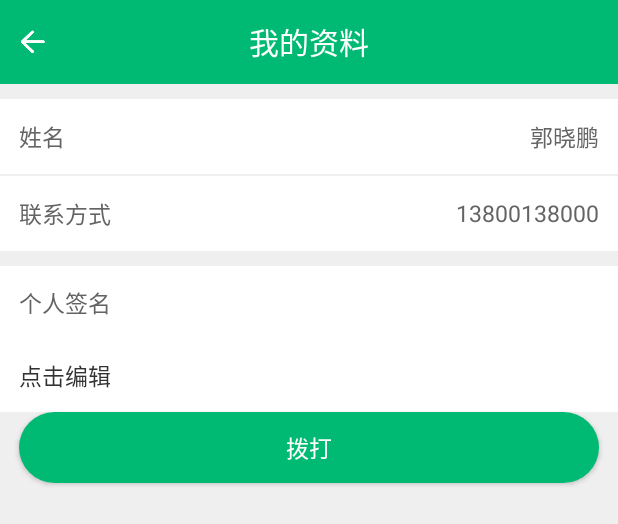
After one commit to guoxiaopeng875/maintech, an Android app: the layout activity_mineinfo.xml on its own in the app's theme, with its tools: preview values and no code run, on a phone screen of 412 x 824 dp. The commit adds this screen. Shown: the top 524 px of the screen. Run offline under Robolectric (Android 15) with nearby library versions, the phone set to English and light mode, and no system bars.

Commit message:
我的资料

```diff
--- a/app/src/main/AndroidManifest.xml
+++ b/app/src/main/AndroidManifest.xml
@@ -59,6 +59,10 @@
             android:name=".ui.activity.Contacts"
             android:configChanges="keyboardHidden|orientation"
             android:screenOrientation="portrait" />
+        <activity
+            android:name=".ui.activity.MineInfo"
+            android:configChanges="keyboardHidden|orientation"
+            android:screenOrientation="portrait" />
 
         <activity
             android:name=".ui.activity.PendingItems"
--- a/app/src/main/java/com/xmkj/md/ui/activity/Contacts.java
+++ b/app/src/main/java/com/xmkj/md/ui/activity/Contacts.java
@@ -69,7 +69,7 @@ public class Contacts extends BaseActivity {
 
     }
 
-    @OnClick(R.id.ib_back_about)
+    @OnClick(R.id.ib_back_contacts)
     public void onViewClicked() {
         finish();
     }
--- /dev/null
+++ b/app/src/main/java/com/xmkj/md/ui/activity/MineInfo.java
@@ -0,0 +1,30 @@
+package com.xmkj.md.ui.activity;
+
+import com.xmkj.md.R;
+import com.xmkj.md.base.BaseActivity;
+
+/**
+ * Created by 晴天 on 2018/6/23.
+ */
+
+public class MineInfo extends BaseActivity {
+    @Override
+    protected int getLayoutId() {
+        return R.layout.activity_mineinfo;
+    }
+
+    @Override
+    public void initView() {
+
+    }
+
+    @Override
+    public void initData() {
+
+    }
+
+    @Override
+    public void setListener() {
+
+    }
+}
--- a/app/src/main/java/com/xmkj/md/ui/fragment/Home.java
+++ b/app/src/main/java/com/xmkj/md/ui/fragment/Home.java
@@ -13,6 +13,7 @@ import com.xmkj.md.R;
 import com.xmkj.md.base.BaseFragment;
 import com.xmkj.md.model.HomeListBean;
 import com.xmkj.md.ui.activity.Contacts;
+import com.xmkj.md.ui.activity.MineInfo;
 import com.xmkj.md.ui.adapter.HomeAdapter;
 import com.xmkj.md.utils.AppUtils;
 import com.xmkj.md.utils.ToastUtils;
@@ -85,6 +86,7 @@ public class Home extends BaseFragment {
                 break;
             case R.id.rl_commission_home:
                 ToastUtils.showToast("我的佣金");
+                AppUtils.jump2Next(getContext(), MineInfo.class);
                 break;
             case R.id.rl_contact_home:
                 ToastUtils.showToast("通讯录");
@@ -98,6 +100,7 @@ public class Home extends BaseFragment {
                 break;
             case R.id.rl_commission_flow:
                 ToastUtils.showToast("我的佣金");
+                AppUtils.jump2Next(getContext(), MineInfo.class);
                 break;
             case R.id.rl_contact_flow:
                 ToastUtils.showToast("通讯录");
--- a/app/src/main/res/layout/activity_contacts.xml
+++ b/app/src/main/res/layout/activity_contacts.xml
@@ -5,14 +5,14 @@
     android:orientation="vertical">
 
     <android.support.v7.widget.Toolbar
-        android:id="@+id/toolbar_upload"
+        android:id="@+id/toolbar_contacts"
         android:layout_width="match_parent"
         android:layout_height="wrap_content"
         android:background="@color/toolbar_bg"
         android:minHeight="?attr/actionBarSize">
 
         <ImageButton
-            android:id="@+id/ib_back_about"
+            android:id="@+id/ib_back_contacts"
             android:layout_width="wrap_content"
             android:layout_height="wrap_content"
             android:layout_centerVertical="true"
--- /dev/null
+++ b/app/src/main/res/layout/activity_mineinfo.xml
@@ -0,0 +1,124 @@
+<?xml version="1.0" encoding="utf-8"?>
+<LinearLayout xmlns:android="http://schemas.android.com/apk/res/android"
+    android:layout_width="match_parent"
+    android:layout_height="match_parent"
+    android:orientation="vertical"
+    android:background="@color/bg_gray">
+
+    <android.support.v7.widget.Toolbar
+        android:id="@+id/toolbar_mineinfo"
+        android:layout_width="match_parent"
+        android:layout_height="wrap_content"
+        android:background="@color/toolbar_bg"
+        android:minHeight="?attr/actionBarSize">
+
+        <ImageButton
+            android:id="@+id/ib_back_mineinfo"
+            android:layout_width="wrap_content"
+            android:layout_height="wrap_content"
+            android:layout_centerVertical="true"
+            android:background="@null"
+            android:padding="@dimen/x8"
+            android:src="@mipmap/ic_back_white" />
+
+        <TextView
+            android:layout_width="wrap_content"
+            android:layout_height="wrap_content"
+            android:layout_centerInParent="true"
+            android:layout_gravity="center"
+            android:text="我的资料"
+            android:textColor="@color/white"
+            android:textSize="20sp" />
+    </android.support.v7.widget.Toolbar>
+
+
+    <RelativeLayout
+        android:layout_width="match_parent"
+        android:layout_height="@dimen/x40"
+        android:layout_marginTop="@dimen/x8"
+        android:paddingLeft="@dimen/x10"
+        android:paddingRight="@dimen/x10"
+        android:background="@color/white">
+
+        <TextView
+            android:layout_width="wrap_content"
+            android:layout_height="wrap_content"
+            android:layout_centerVertical="true"
+            android:text="姓名"
+            android:textSize="15sp"
+            android:textColor="@color/item_font_gray"/>
+
+        <TextView
+            android:layout_width="wrap_content"
+            android:layout_height="wrap_content"
+            android:layout_centerVertical="true"
+            android:layout_alignParentRight="true"
+            android:text="郭晓鹏"
+            android:textSize="15sp"
+            android:textColor="@color/item_font_gray"/>
+    </RelativeLayout>
+
+    <RelativeLayout
+        android:layout_width="match_parent"
+        android:layout_height="@dimen/x40"
+        android:layout_marginTop="2px"
+        android:paddingLeft="@dimen/x10"
+        android:paddingRight="@dimen/x10"
+        android:background="@color/white">
+
+        <TextView
+            android:layout_width="wrap_content"
+            android:layout_height="wrap_content"
+            android:layout_centerVertical="true"
+            android:text="联系方式"
+            android:textSize="15sp"
+            android:textColor="@color/item_font_gray"/>
+
+        <TextView
+            android:layout_width="wrap_content"
+            android:layout_height="wrap_content"
+            android:layout_alignParentRight="true"
+            android:layout_centerVertical="true"
+            android:text="13800138000"
+            android:textSize="15sp"
+            android:textColor="@color/item_font_gray"/>
+    </RelativeLayout>
+
+    <LinearLayout
+        android:layout_width="match_parent"
+        android:layout_height="wrap_content"
+        android:layout_marginTop="@dimen/x8"
+        android:padding="@dimen/x10"
+        android:background="@color/white"
+        android:orientation="vertical">
+
+        <TextView
+            android:layout_width="wrap_content"
+            android:layout_height="wrap_content"
+            android:text="个人签名"
+            android:textSize="15sp"
+            android:textColor="@color/item_font_gray"/>
+
+        <TextView
+            android:layout_width="wrap_content"
+            android:layout_height="wrap_content"
+            android:layout_marginTop="@dimen/x20"
+            android:text="点击编辑"
+            android:textSize="15sp"
+            android:textColor="@color/item_font_black"/>
+    </LinearLayout>
+
+    <Button
+        android:id="@+id/bt_commit_mineinfo"
+        android:layout_width="match_parent"
+        android:layout_height="@dimen/x38"
+        android:layout_marginLeft="@dimen/x10"
+        android:layout_marginRight="@dimen/x10"
+        android:background="@drawable/selector_green_bt"
+        android:layout_gravity="bottom"
+        android:text="拨打"
+        android:textColor="@color/white"
+        android:textSize="15sp" />
+
+
+</LinearLayout>
```
